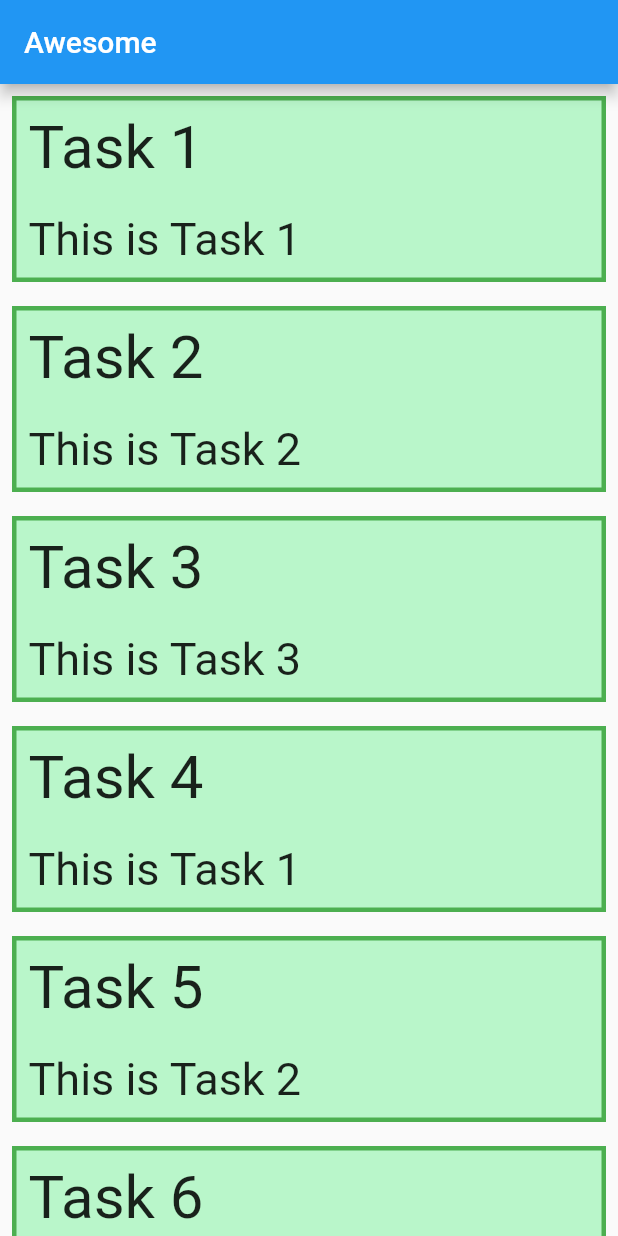
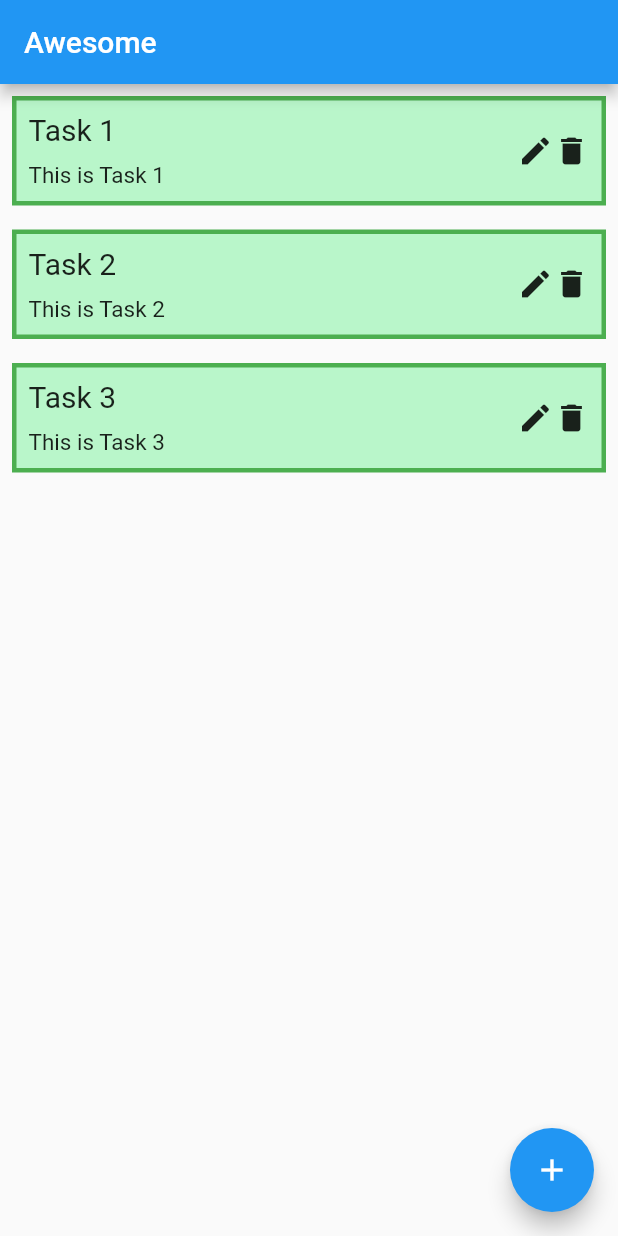
Before and after one commit to Chan817/flutter, a Flutter app: the screen it shows after launch, on a phone screen of 412 x 824 dp. Run offline on Flutter 3.47's test engine with Material 2 defaults, Android fonts, the phone set to English and light mode, and no system bars.

Commit message:
-add function add and delete task using provider

```diff
--- a/lib/model/task.model.dart
+++ b/lib/model/task.model.dart
@@ -4,18 +4,3 @@ class Task{
 
   Task({required this.title, required this.description});
 }
-
-List <Task> taskList = [
-  Task(title: 'Task 1', description: 'This is Task 1'),
-  Task(title: 'Task 2', description: 'This is Task 2'),
-  Task(title: 'Task 3', description: 'This is Task 3'),
-  Task(title: 'Task 4', description: 'This is Task 1'),
-  Task(title: 'Task 5', description: 'This is Task 2'),
-  Task(title: 'Task 6', description: 'This is Task 3'),
-  Task(title: 'Task 7', description: 'This is Task 1'),
-  Task(title: 'Task 8', description: 'This is Task 2'),
-  Task(title: 'Task 9', description: 'This is Task 3'),
-  Task(title: 'Task 10', description: 'This is Task 1'),
-  Task(title: 'Task 11', description: 'This is Task 2'),
-  Task(title: 'Task 12', description: 'This is Task 3'),
-];
--- a/lib/screen/home.screen.dart
+++ b/lib/screen/home.screen.dart
@@ -1,21 +1,46 @@
 import 'package:flutter/material.dart';
+import 'package:jom_launch_flutter/provider/tasklist.provider.dart';
+import 'package:provider/provider.dart';
 
 import '../model/task.model.dart';
 
 class HomeScreen extends StatelessWidget {
+
   @override
   Widget build(BuildContext context) {
+    return ChangeNotifierProvider<TaskListProvider>(
+      create: (context)=> TaskListProvider(),
+      child: Builder(
+        builder: (context){
           return Scaffold(
             appBar: AppBar(
               title: Text('Awesome'),
             ),
-      body: ListView(
-        // crossAxisAlignment: CrossAxisAlignment.stretch,
-        // mainAxisAlignment: MainAxisAlignment.spaceEvenly,
+            body: Consumer<TaskListProvider>(
+              builder: (context, taskListProvider, child) {
+                final taskList = taskListProvider.taskList;
+                return ListView(
                   children: List.generate(
                     taskList.length, (index) {
-        return TaskContainer(task: taskList[index]);
-      }),
+                    return TaskContainer(task: taskList[index], index: index,);
+                  },
+                  ),
+                );
+              },),
+            floatingActionButton: FloatingActionButton(
+              onPressed: () {
+                final taskListProvider =
+                    Provider.of<TaskListProvider>(context, listen: false);
+                final taskList = taskListProvider.taskList;
+                final newTask = Task(
+                    title: 'Task ${taskList.length + 1}',
+                    description: 'This is Task ${taskList.length + 1}');
+                taskListProvider.addTask(newTask);
+              },
+              child: Icon(Icons.add),
+            ),
+          );
+        },
       ),
     );
   }
@@ -23,8 +48,9 @@ class HomeScreen extends StatelessWidget {
 
 class TaskContainer extends StatelessWidget {
   final Task task;
+  final int index;
 
-  TaskContainer({required this.task});
+  TaskContainer({required this.task, required this.index});
 
   @override
   Widget build(BuildContext context) {
@@ -33,16 +59,41 @@ class TaskContainer extends StatelessWidget {
       child: Container(
         decoration: BoxDecoration(
           color: Colors.greenAccent.shade100,
-          border: Border.all(color: Colors.green, width: 3.0),),
+          border: Border.all(color: Colors.green, width: 3.0),
+        ),
         padding: const EdgeInsets.all(8.0),
+        child: Row(
+          children: [
+            Expanded(
               child: Column(
                 crossAxisAlignment: CrossAxisAlignment.start,
                 children: [
-            Text(task.title, style: TextStyle(fontSize: 40),),
-            SizedBox(height: 20,),
-            Text(task.description, style: TextStyle(fontSize: 30),),
+                  Text(
+                    task.title,
+                    style: TextStyle(fontSize: 20),
+                  ),
+                  SizedBox(
+                    height: 10,
+                  ),
+                  Text(
+                    task.description,
+                    style: TextStyle(fontSize: 15),
+                  ),
                 ],
-
+              ),
+            ),
+            InkWell(
+              child: Icon(Icons.edit,),
+              onTap: (){
+                //taskList.removeAt(index);
+            },),
+            InkWell(
+              child: Icon(Icons.delete,),
+              onTap: (){
+                final taskListProvider = Provider.of<TaskListProvider>(context, listen: false);
+                taskListProvider.deleteTask(index);
+              },)
+          ],
         ),
       ),
     );
--- a/pubspec.yaml
+++ b/pubspec.yaml
@@ -31,13 +31,16 @@ dependencies:
     sdk: flutter
 
 
+
   # The following adds the Cupertino Icons font to your application.
   # Use with the CupertinoIcons class for iOS style icons.
   cupertino_icons: ^1.0.2
+  provider: ^6.0.3
 
 dev_dependencies:
   flutter_test:
     sdk: flutter
+
 
   # The "flutter_lints" package below contains a set of recommended lints to
   # encourage good coding practices. The lint set provided by the package is
```
Also changed, not shown: lib/provider/tasklist.provider.dart (added, +25 -0 lines), pubspec.lock. Lines whose indentation alone changed are shown as unchanged.
